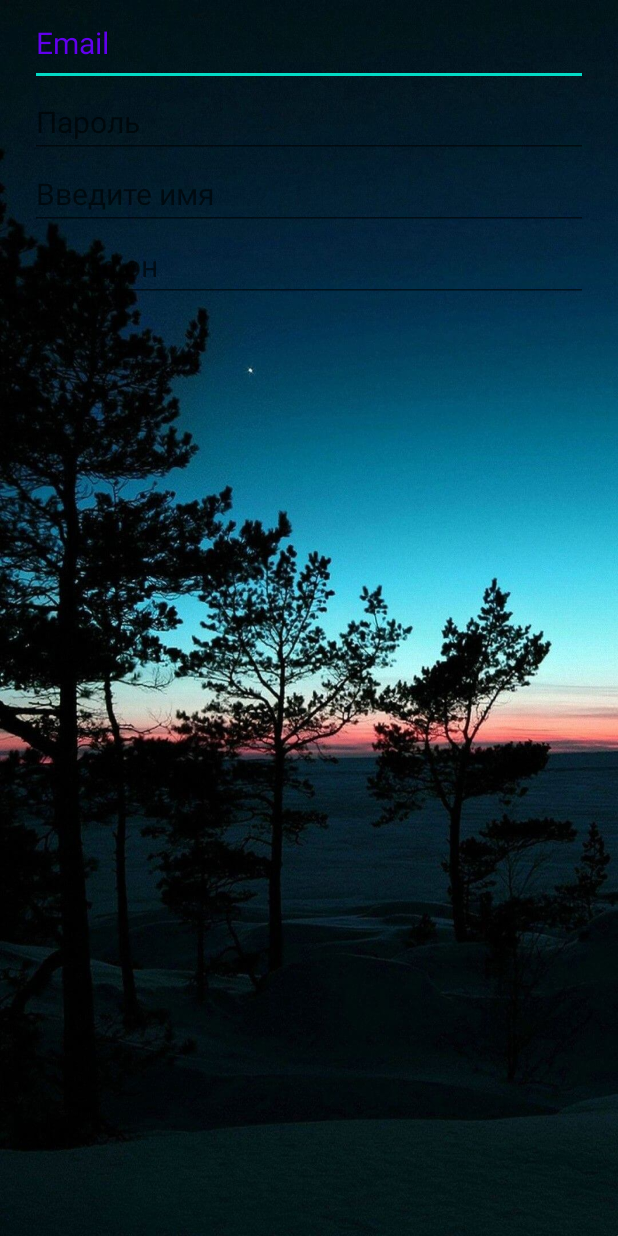
After one commit to dns21395/Autowash, an Android app: the layout activity_register_2.xml on its own in the app's theme, with its tools: preview values and no code run, on a phone screen of 412 x 824 dp. The commit adds this screen. Run offline under Robolectric (Android 15) with nearby library versions, the phone set to English and light mode, and no system bars.

Commit message:
открытие второго экрана

```diff
--- a/app/build.gradle
+++ b/app/build.gradle
@@ -26,6 +26,10 @@ android {
         sourceCompatibility JavaVersion.VERSION_1_8
         targetCompatibility JavaVersion.VERSION_1_8
     }
+    buildFeatures {
+        viewBinding true
+    }
+
     kotlinOptions {
         jvmTarget = '1.8'
     }
--- a/app/src/main/AndroidManifest.xml
+++ b/app/src/main/AndroidManifest.xml
@@ -18,6 +18,7 @@
                 <category android:name="android.intent.category.LAUNCHER" />
             </intent-filter>
         </activity>
+        <activity android:name=".RegisterActivity" android:exported="true" />
     </application>
 
 </manifest>
--- a/app/src/main/java/ru/autowash/MainActivity.kt
+++ b/app/src/main/java/ru/autowash/MainActivity.kt
@@ -1,11 +1,27 @@
 package ru.autowash
 
+import android.content.Intent
 import androidx.appcompat.app.AppCompatActivity
 import android.os.Bundle
+import ru.autowash.databinding.ActivityRegister1Binding
 
 class MainActivity : AppCompatActivity() {
     override fun onCreate(savedInstanceState: Bundle?) {
         super.onCreate(savedInstanceState)
         setContentView(R.layout.activity_register_1)
+
+        val binding = ActivityRegister1Binding.inflate(layoutInflater)
+        setContentView(binding.root)
+
+        binding.apply {
+            btnSignIn.setOnClickListener {
+                startActivity(Intent(this@MainActivity, RegisterActivity::class.java))
+                finish()
+            }
+            btnRegister.setOnClickListener {
+                startActivity(Intent(this@MainActivity, RegisterActivity::class.java))
+                finish()
+            }
+        }
     }
 }
--- a/app/src/main/java/ru/autowash/RegisterActivity.kt
+++ b/app/src/main/java/ru/autowash/RegisterActivity.kt
@@ -1,4 +1,12 @@
 package ru.autowash
 
-class RegisterActivity {
+import android.os.Bundle
+import androidx.appcompat.app.AppCompatActivity
+
+class RegisterActivity : AppCompatActivity() {
+
+    override fun onCreate(savedInstanceState: Bundle?) {
+        super.onCreate(savedInstanceState)
+        setContentView(R.layout.activity_register_2)
+    }
 }
--- /dev/null
+++ b/app/src/main/res/layout/activity_register_2.xml
@@ -0,0 +1,60 @@
+<?xml version="1.0" encoding="utf-8"?>
+<androidx.constraintlayout.widget.ConstraintLayout xmlns:android="http://schemas.android.com/apk/res/android"
+    xmlns:app="http://schemas.android.com/apk/res-auto"
+    xmlns:tools="http://schemas.android.com/tools"
+    android:layout_width="match_parent"
+    android:layout_height="match_parent"
+    android:background="@drawable/zaglushka"
+    app:cardElevation="10dp">
+
+    <LinearLayout
+        android:layout_width="match_parent"
+        android:layout_height="wrap_content"
+        android:layout_margin="20dp"
+        android:orientation="vertical"
+        tools:ignore="MissingConstraints">
+
+        <EditText
+            android:id="@+id/emailField"
+            android:layout_width="match_parent"
+            android:layout_height="57dp"
+            android:hint="Email"
+            android:inputType="textEmailAddress"
+            android:textColor="@android:color/white"
+            android:textColorHint="@color/purple_500"
+            android:textSize="20sp"
+
+
+            />
+
+        <EditText
+            android:id="@+id/passField"
+            android:layout_width="match_parent"
+            android:layout_height="wrap_content"
+            android:hint="Пароль"
+            android:inputType="textPassword"
+            android:textColor="@color/purple_500"
+            android:textSize="20sp"
+
+
+            />
+
+        <EditText
+            android:id="@+id/nameField"
+            android:layout_width="match_parent"
+            android:layout_height="wrap_content"
+            android:hint="Введите имя"
+            android:inputType="textEmailAddress"
+            android:textColor="@color/purple_500"
+            android:textSize="20sp" />
+
+        <EditText
+            android:id="@+id/phoneField"
+            android:layout_width="match_parent"
+            android:layout_height="wrap_content"
+            android:hint="Телефон"
+            android:inputType="textEmailAddress"
+            android:textColor="@color/purple_500"
+            android:textSize="20sp" />
+    </LinearLayout>
+</androidx.constraintlayout.widget.ConstraintLayout>
```
